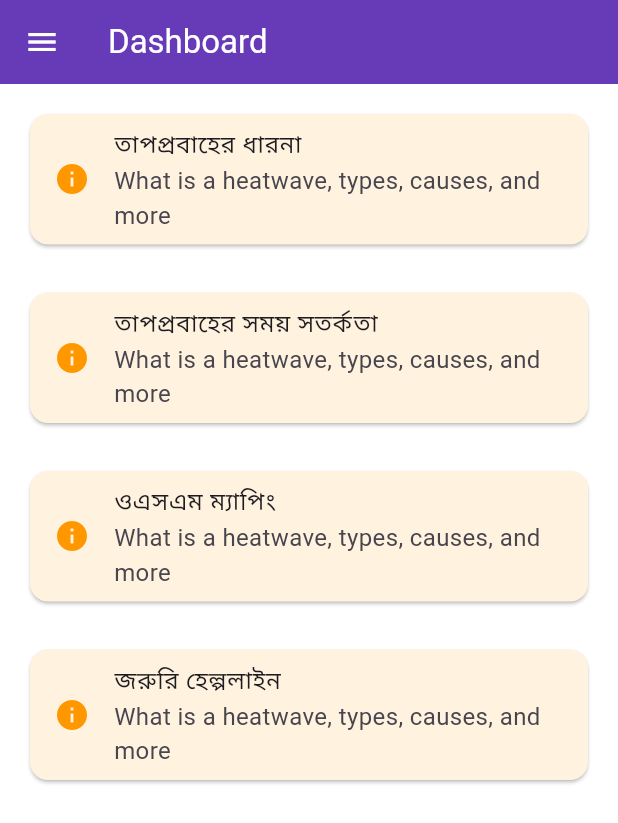
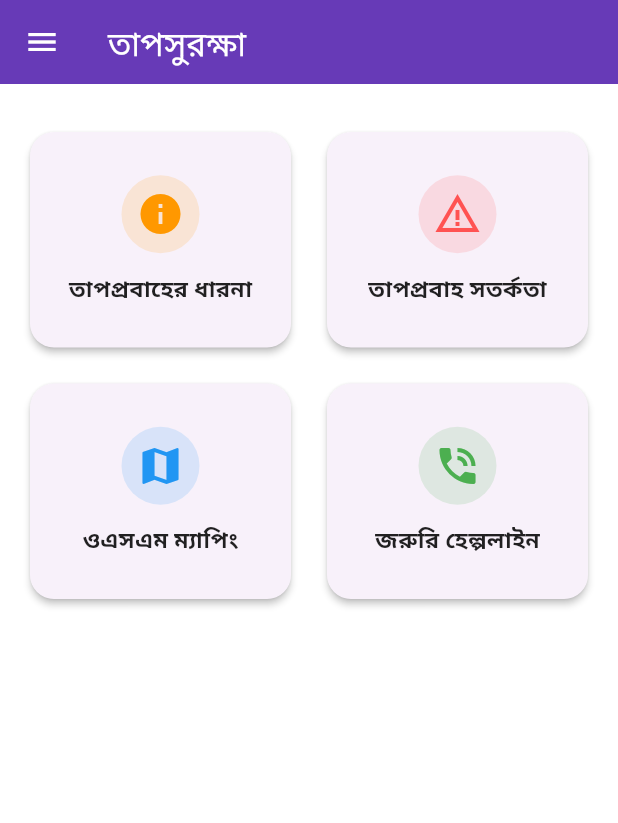
Before and after one commit to abuubaida921/taposurakkha, a Flutter app: the screen it shows after launch, on a phone screen of 412 x 824 dp. Shown: the top 823 px of the screen. Run offline on Flutter 3.47's test engine with Material 3 defaults, Android fonts, the phone set to English and light mode, and no system bars; our stand-ins replace fluttertoast, get, shared_preferences.

Commit message:
UI Enhancement

```diff
--- a/lib/modules/dashboard/dashboard_view.dart
+++ b/lib/modules/dashboard/dashboard_view.dart
@@ -81,7 +81,7 @@ class _DashboardViewState extends State<DashboardView> {
       );
     }
     return Scaffold(
-      appBar: AppBar(title: const Text('Dashboard')),
+      appBar: AppBar(title: const Text('তাপসুরক্ষা')), // App name in Bangla
       drawer: Drawer(
         child: ListView(
           padding: EdgeInsets.zero,
@@ -89,12 +89,9 @@ class _DashboardViewState extends State<DashboardView> {
             DrawerHeader(
               decoration: BoxDecoration(color: Theme.of(context).primaryColor),
               child: _isAuthenticated && _userData != null && _userData!['user'] != null
-                  ? SizedBox(
-                      height: double.infinity,
-                      child: SingleChildScrollView(
-                        physics: const NeverScrollableScrollPhysics(),
-                        child: Column(
+                  ? Column(
                       crossAxisAlignment: CrossAxisAlignment.start,
+                      mainAxisAlignment: MainAxisAlignment.center,
                       children: [
                         CircleAvatar(
                           radius: 28,
@@ -106,24 +103,14 @@ class _DashboardViewState extends State<DashboardView> {
                               ? const Icon(Icons.person, size: 32, color: Colors.grey)
                               : null,
                         ),
-                            const SizedBox(height: 6),
-                            Text('Welcome, ${_userData!['user']['name']}', style: const TextStyle(color: Colors.white, fontSize: 18)),
-                            if (_userData!['user']['about'] != null && _userData!['user']['about'].toString().isNotEmpty)
-                              Padding(
-                                padding: const EdgeInsets.only(top: 0),
-                                child: Text(
-                                  _userData!['user']['about'],
-                                  style: const TextStyle(color: Colors.white70, fontSize: 9),
-                                  maxLines: 2,
-                                  overflow: TextOverflow.ellipsis,
-                                ),
-                              ),
-                            Text('${_userData!['user']['email']}', style: const TextStyle(color: Colors.white70)),
+                        const SizedBox(height: 10),
+                        Text('Welcome,', style: TextStyle(color: Colors.white70, fontSize: 14)),
+                        Text('${_userData!['user']['name']}', style: const TextStyle(color: Colors.white, fontSize: 20, fontWeight: FontWeight.bold)),
+                        if (_userData!['user']['email'] != null)
+                          Text('${_userData!['user']['email']}', style: const TextStyle(color: Colors.white70, fontSize: 12)),
                       ],
-                        ),
-                      ),
                     )
-                  : const Text('Welcome Guest', style: TextStyle(color: Colors.white, fontSize: 18)),
+                  : const Center(child: Text('Welcome Guest', style: TextStyle(color: Colors.white, fontSize: 18))),
             ),
             ListTile(
               leading: const Icon(Icons.home),
@@ -213,51 +200,98 @@ class _DashboardViewState extends State<DashboardView> {
           child: Column(
             crossAxisAlignment: CrossAxisAlignment.start,
             children: [
-              // Navigation to heatwave info
-              Card(
-                color: Colors.orange[50],
-                child: ListTile(
-                  leading: const Icon(Icons.info, color: Colors.orange),
-                  title: const Text('তাপপ্রবাহের ধারনা'),
-                  subtitle: const Text('What is a heatwave, types, causes, and more'),
+              // Header
+              // Card(
+              //   elevation: 2,
+              //   shape: RoundedRectangleBorder(borderRadius: BorderRadius.circular(16)),
+              //   color: Theme.of(context).primaryColorLight,
+              //   child: Padding(
+              //     padding: const EdgeInsets.all(20.0),
+              //     child: Row(
+              //       children: [
+              //         Icon(Icons.thermostat, color: Colors.orange[800], size: 40),
+              //         const SizedBox(width: 16),
+              //         Expanded(
+              //           child: Column(
+              //             crossAxisAlignment: CrossAxisAlignment.start,
+              //             children: [
+              //               Text('Temperature Alert', style: TextStyle(fontSize: 18, fontWeight: FontWeight.bold, color: Colors.orange[900])),
+              //               const SizedBox(height: 4),
+              //               Text(_alertMessage ?? 'No heatwave alert', style: TextStyle(fontSize: 16, color: _alertMessage != null ? Colors.red : Colors.green)),
+              //             ],
+              //           ),
+              //         ),
+              //         SizedBox(
+              //           width: 80,
+              //           child: TextField(
+              //             controller: _tempController,
+              //             keyboardType: TextInputType.number,
+              //             decoration: const InputDecoration(
+              //               labelText: '°C',
+              //               border: OutlineInputBorder(),
+              //               isDense: true,
+              //             ),
+              //           ),
+              //         ),
+              //         const SizedBox(width: 8),
+              //         ElevatedButton(
+              //           style: ElevatedButton.styleFrom(
+              //             backgroundColor: Colors.orange[700],
+              //             foregroundColor: Colors.white,
+              //             padding: const EdgeInsets.symmetric(horizontal: 12, vertical: 10),
+              //             shape: RoundedRectangleBorder(borderRadius: BorderRadius.circular(8)),
+              //           ),
+              //           onPressed: () {
+              //             final value = double.tryParse(_tempController.text);
+              //             setState(() => _temperature = value);
+              //             _checkTemperatureAlert();
+              //           },
+              //           child: const Text('Check'),
+              //         ),
+              //       ],
+              //     ),
+              //   ),
+              // ),
+              const SizedBox(height: 12),
+              // Feature grid
+              GridView(
+                shrinkWrap: true,
+                physics: const NeverScrollableScrollPhysics(),
+                gridDelegate: const SliverGridDelegateWithFixedCrossAxisCount(
+                  crossAxisCount: 2,
+                  mainAxisSpacing: 16,
+                  crossAxisSpacing: 16,
+                  childAspectRatio: 1.2,
+                ),
+                children: [
+                  _FeatureCard(
+                    icon: Icons.info,
+                    color: Colors.orange,
+                    title: 'তাপপ্রবাহের ধারনা',
                     onTap: () => Get.toNamed('/heatwave_info'),
                   ),
+                  _FeatureCard(
+                    icon: Icons.warning_amber,
+                    color: Colors.redAccent,
+                    title: 'তাপপ্রবাহ সতর্কতা',
+                    onTap: () => Get.toNamed('/heatwave_info'), // Placeholder
+                  ),
+                  _FeatureCard(
+                    icon: Icons.map,
+                    color: Colors.blue,
+                    title: 'ওএসএম ম্যাপিং',
+                    onTap: () => Get.toNamed('/heatwave_info'), // Placeholder
+                  ),
+                  _FeatureCard(
+                    icon: Icons.phone_in_talk,
+                    color: Colors.green,
+                    title: 'জরুরি হেল্পলাইন',
+                    onTap: () => Get.toNamed('/heatwave_info'), // Placeholder
+                  ),
+                ],
               ),
               const SizedBox(height: 24),
-              // Navigation to heatwave info
-              Card(
-                color: Colors.orange[50],
-                child: ListTile(
-                  leading: const Icon(Icons.info, color: Colors.orange),
-                  title: const Text('তাপপ্রবাহের সময় সতর্কতা'),
-                  subtitle: const Text('What is a heatwave, types, causes, and more'),
-                  onTap: () => Get.toNamed('/heatwave_info'),
-                ),
-              ),
-              const SizedBox(height: 24),
-              // Navigation to heatwave info
-              Card(
-                color: Colors.orange[50],
-                child: ListTile(
-                  leading: const Icon(Icons.info, color: Colors.orange),
-                  title: const Text('ওএসএম ম্যাপিং'),
-                  subtitle: const Text('What is a heatwave, types, causes, and more'),
-                  onTap: () => Get.toNamed('/heatwave_info'),
-                ),
-              ),
-              const SizedBox(height: 24),
-              // Navigation to heatwave info
-              Card(
-                color: Colors.orange[50],
-                child: ListTile(
-                  leading: const Icon(Icons.info, color: Colors.orange),
-                  title: const Text('জরুরি হেল্পলাইন'),
-                  subtitle: const Text('What is a heatwave, types, causes, and more'),
-                  onTap: () => Get.toNamed('/heatwave_info'),
-                ),
-              ),
-              const SizedBox(height: 24),
-              // ...existing dashboard content...
+              // ...other dashboard content...
             ],
           ),
         ),
@@ -265,3 +299,47 @@ class _DashboardViewState extends State<DashboardView> {
     );
   }
 }
+
+class _FeatureCard extends StatelessWidget {
+  final IconData icon;
+  final Color color;
+  final String title;
+  final String? subtitle;
+  final VoidCallback onTap;
+  const _FeatureCard({
+    required this.icon,
+    required this.color,
+    required this.title,
+    this.subtitle,
+    required this.onTap,
+  });
+
+  @override
+  Widget build(BuildContext context) {
+    return InkWell(
+      borderRadius: BorderRadius.circular(16),
+      onTap: onTap,
+      child: Card(
+        elevation: 2,
+        shape: RoundedRectangleBorder(borderRadius: BorderRadius.circular(16)),
+        child: Padding(
+          padding: const EdgeInsets.all(16.0),
+          child: Column(
+            mainAxisAlignment: MainAxisAlignment.center,
+            children: [
+              CircleAvatar(
+                backgroundColor: color.withOpacity(0.15),
+                radius: 26,
+                child: Icon(icon, color: color, size: 32),
+              ),
+              const SizedBox(height: 12),
+              Text(title, style: const TextStyle(fontWeight: FontWeight.bold, fontSize: 15)),
+              // const SizedBox(height: 4),
+              // Text(subtitle, style: TextStyle(fontSize: 12, color: Colors.grey[600])),
+            ],
+          ),
+        ),
+      ),
+    );
+  }
+}
```
Lines whose indentation alone changed are shown as unchanged.
